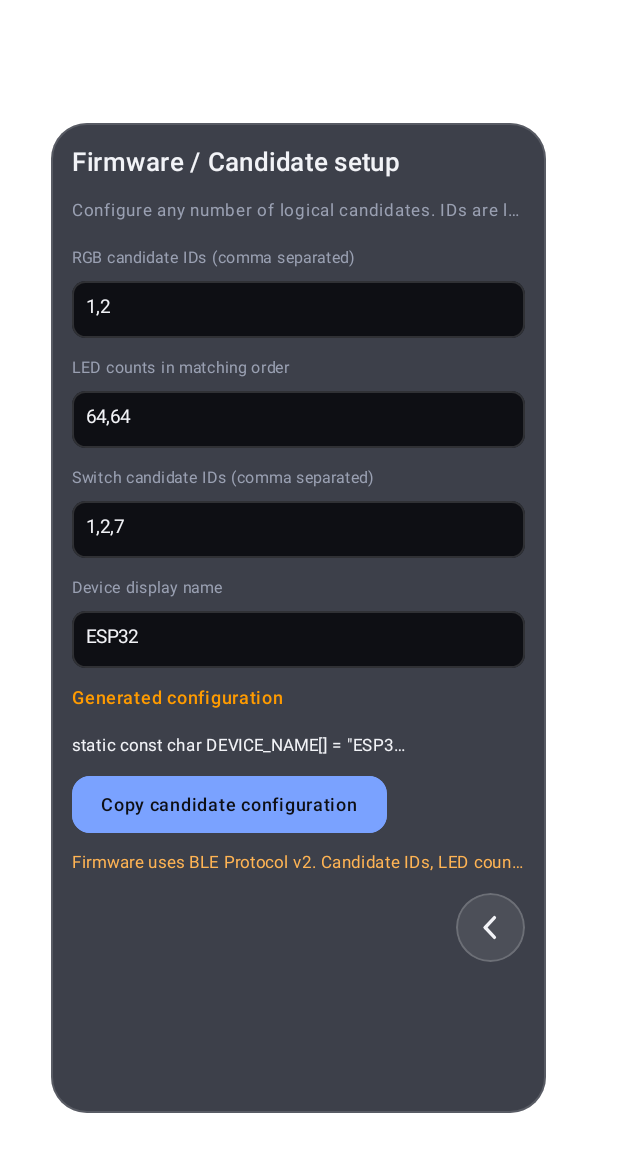
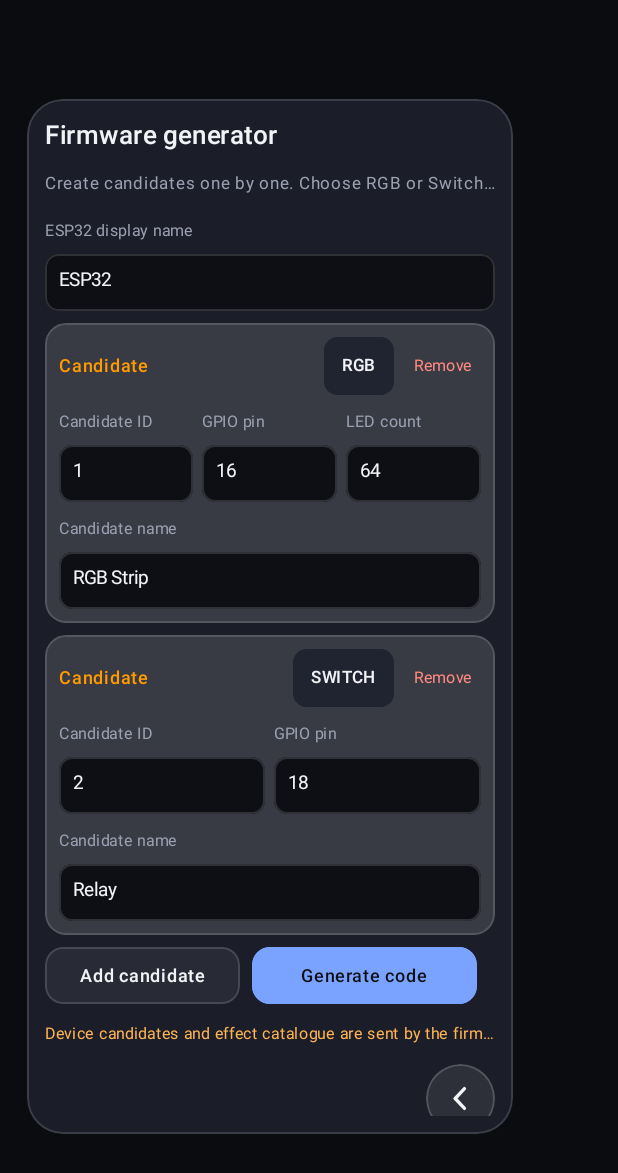
Before and after one commit to mr-yadav07/spaceship-fighter, an Android app built with Jetpack Compose: the composable FirmwareSheet shown on its own in the app's theme, on a phone screen of 412 x 824 dp. Shown: the top 1173 px of the screen. Run offline under Robolectric (Android 15) with nearby library versions, the phone set to English and light mode, and no system bars.

Commit message:
Add per-candidate GPIO firmware generator and fix right-edge control overflow

```diff
--- a/app/src/main/java/app/espcontrol/ui/MainScreen.kt
+++ b/app/src/main/java/app/espcontrol/ui/MainScreen.kt
@@ -96,7 +96,7 @@ fun MainScreen(vm: ControlViewModel) {
         Column(Modifier.offset(288.dp, 302.dp).width(30.dp), horizontalAlignment = Alignment.CenterHorizontally) {
             Box(Modifier.clip(RoundedCornerShape(8.dp)).background(C.Track).padding(horizontal = 6.dp, vertical = 2.dp)) { T("${s.br}", 11f, weight = FontWeight.SemiBold) }
         }
-        VSlider(s.br, 255, { vm.setBrightness(it) }, Modifier.offset(323.dp, 312.dp).size(14.dp, 184.dp))
+        VSlider(s.br, 255, { vm.setBrightness(it) }, Modifier.offset(314.dp, 312.dp).size(14.dp, 184.dp))
 
         ChannelSlider(96.dp, 520.dp, "R", s.r, s.enR, C.RedCh, { vm.setChannel(0, it) }, { vm.toggleChannel(0) })
         ChannelSlider(96.dp, 562.dp, "G", s.g, s.enG, C.GreenCh, { vm.setChannel(1, it) }, { vm.toggleChannel(1) })
@@ -184,7 +184,7 @@ private fun InfoRow(label: String, value: String) {
 @Composable
 private fun ChannelSlider(x: androidx.compose.ui.unit.Dp, y: androidx.compose.ui.unit.Dp, letter: String, value: Int, on: Boolean, color: Color, onChange: (Int) -> Unit, onToggle: () -> Unit) {
     HSlider(value, 255, if (on) color else C.Off, onChange, Modifier.offset(x, y).width(212.dp))
-    ChannelButton(letter, on, color, if (letter == "B") Color.White else Color(0xFF0E0F14), onToggle, Modifier.offset(344.dp, y - 4.dp))
+    ChannelButton(letter, on, color, if (letter == "B") Color.White else Color(0xFF0E0F14), onToggle, Modifier.offset(316.dp, y - 4.dp))
 }
 
 @Composable
@@ -482,43 +482,89 @@ private fun EffectsSheet(s: UiState, vm: ControlViewModel, onClose: () -> Unit)
 @Composable
 private fun FirmwareSheet(s: UiState, onClose: () -> Unit) {
     val clipboard = androidx.compose.ui.platform.LocalClipboardManager.current
-    var rgbIds by remember { mutableStateOf("1,2") }
-    var ledCounts by remember { mutableStateOf("64,64") }
-    var switchIds by remember { mutableStateOf("1,2,7") }
     var deviceName by remember { mutableStateOf("ESP32") }
-    val parsedRgb = rgbIds.split(",").mapNotNull { it.trim().toIntOrNull()?.takeIf { id -> id in 0..255 } }
-    val parsedLeds = ledCounts.split(",").mapNotNull { it.trim().toIntOrNull()?.takeIf { n -> n in 1..65535 } }
-    val parsedSwitches = switchIds.split(",").mapNotNull { it.trim().toIntOrNull()?.takeIf { id -> id in 0..255 } }
-    val valid = parsedRgb.size == parsedLeds.size && parsedRgb.size == parsedRgb.distinct().size &&
-        parsedSwitches.size == parsedSwitches.distinct().size && (parsedRgb + parsedSwitches).all { it in 0..255 }
-    val entries = buildList {
-        parsedSwitches.forEach { add("  {SWITCH_KIND, $it, 0, \"Switch $it\"}") }
-        parsedRgb.forEachIndexed { index, id -> add("  {RGB_KIND, $id, ${parsedLeds.getOrElse(index) { 0 }}, \"RGB $id\"}") }
-    }
-    val safeName = deviceName.replace("\\", "").replace("\"", "")
-    val config = if (!valid || entries.isEmpty()) "Check candidate IDs and LED counts. Use matching RGB ID/count lists." else
-        "static const char DEVICE_NAME[] = \"$safeName\";\nstatic const Candidate CANDIDATES[] = {\n${entries.joinToString(",\n")}\n};"
+    var candidates by remember { mutableStateOf(listOf(
+        FirmwareCandidate("1","RGB","16","64","RGB Strip"),
+        FirmwareCandidate("2","SWITCH","18","0","Relay"),
+    )) }
+    var generated by remember { mutableStateOf("") }
+    var error by remember { mutableStateOf("") }
     Box(Modifier.fillMaxSize()) {
         Column(
-            Modifier.offset(34.dp, 82.dp).width(330.dp).height(660.dp)
-                .clip(RoundedCornerShape(24.dp)).background(C.Card).border(1.dp, C.Line, RoundedCornerShape(24.dp))
-                .padding(14.dp).verticalScroll(rememberScrollState()),
+            Modifier.offset(18.dp, 66.dp).width(324.dp).height(690.dp)
+                .clip(RoundedCornerShape(24.dp)).background(C.Card).border(1.dp,C.Line,RoundedCornerShape(24.dp))
+                .padding(12.dp).verticalScroll(rememberScrollState()),
             verticalArrangement = Arrangement.spacedBy(8.dp),
         ) {
-            T("Firmware / Candidate setup", 17f, weight = FontWeight.SemiBold)
-            T("Configure any number of logical candidates. IDs are local to this ESP32; GPIO mapping stays in firmware hardware hooks.", 11.5f, C.Muted)
-            ConfigInput("RGB candidate IDs (comma separated)", rgbIds) { rgbIds = it }
-            ConfigInput("LED counts in matching order", ledCounts) { ledCounts = it }
-            ConfigInput("Switch candidate IDs (comma separated)", switchIds) { switchIds = it }
-            ConfigInput("Device display name", deviceName) { deviceName = it }
-            T("Generated configuration", 12f, C.Orange, FontWeight.SemiBold)
-            T(config, 11f, C.Text)
-            PillButton("Copy candidate configuration", 210.dp, {
-                clipboard.setText(androidx.compose.ui.text.AnnotatedString(config))
-            }, primary = true)
-            T("Firmware uses BLE Protocol v2. Candidate IDs, LED counts and effect catalogue are configured in the firmware descriptor array; GPIO mapping and hardware callbacks are implemented there. This panel only generates a configuration snippet.", 11f, C.Warn)
-            Row(Modifier.fillMaxWidth(), horizontalArrangement = Arrangement.End) { BackBtn(onClose) }
+            T("Firmware generator",17f,weight=FontWeight.SemiBold)
+            T("Create candidates one by one. Choose RGB or Switch, assign its GPIO, and set LED count for RGB candidates.",11.5f,C.Muted)
+            ConfigInput("ESP32 display name",deviceName){deviceName=it}
+            candidates.forEachIndexed { index, candidate ->
+                CandidateEditor(candidate,{ updated -> candidates=candidates.mapIndexed { i,v -> if(i==index) updated else v }; generated="" },{
+                    if(candidates.size>1) candidates=candidates.filterIndexed { i,_->i!=index }
+                    generated=""
+                })
+            }
+            Row(Modifier.fillMaxWidth(),horizontalArrangement=Arrangement.spacedBy(8.dp)) {
+                PillButton("Add candidate",130.dp,{
+                    candidates=candidates+FirmwareCandidate(
+                        id=((candidates.mapNotNull{it.id.toIntOrNull()}.maxOrNull()?:0)+1).toString(),
+                        type="RGB",gpio="17",leds="64",name="RGB ${candidates.size+1}"
+                    ); generated=""
+                })
+                PillButton("Generate code",150.dp,{
+                    val result=runCatching { FirmwareCodeGenerator.generate(deviceName,candidates) }
+                    generated=result.getOrNull().orEmpty()
+                    error=result.exceptionOrNull()?.message.orEmpty()
+                },primary=true)
+            }
+            if(error.isNotBlank()) T(error,11f,C.Danger)
+            if(generated.isNotBlank()) {
+                T("Generated upload-ready sketch",12f,C.Orange,FontWeight.SemiBold)
+                T("Copy the complete sketch into Arduino IDE. Install NimBLE-Arduino 2.x and Adafruit NeoPixel, select your ESP32 board, then upload.",11f,C.Muted)
+                PillButton("Copy complete firmware code",230.dp,{
+                    clipboard.setText(androidx.compose.ui.text.AnnotatedString(generated))
+                },primary=true)
+                T("Firmware source preview",11f,C.Muted)
+                T(generated,9.5f,C.Text)
+            }
+            T("Device candidates and effect catalogue are sent by the firmware through BLE CAPS. The app lists only candidates belonging to currently connected devices.",10.5f,C.Warn)
+            Row(Modifier.fillMaxWidth(),horizontalArrangement=Arrangement.End){BackBtn(onClose)}
         }
+    }
+}
+
+@Composable
+private fun CandidateEditor(candidate: FirmwareCandidate,onChange:(FirmwareCandidate)->Unit,onRemove:()->Unit) {
+    var expanded by remember { mutableStateOf(false) }
+    Column(
+        Modifier.fillMaxWidth().clip(RoundedCornerShape(14.dp)).background(Color(0x121FFFFFF))
+            .border(1.dp,C.Line,RoundedCornerShape(14.dp)).padding(9.dp),
+        verticalArrangement=Arrangement.spacedBy(6.dp),
+    ) {
+        Row(Modifier.fillMaxWidth(),horizontalArrangement=Arrangement.SpaceBetween,verticalAlignment=Alignment.CenterVertically) {
+            T("Candidate",12f,C.Orange,FontWeight.SemiBold)
+            Row(verticalAlignment=Alignment.CenterVertically) {
+                Box(Modifier.clip(RoundedCornerShape(9.dp)).background(Color(0xFF202330)).clickable{expanded=true}.padding(horizontal=12.dp,vertical=7.dp)) {
+                    T(candidate.type,11f,weight=FontWeight.SemiBold)
+                }
+                androidx.compose.material3.DropdownMenu(expanded=expanded,onDismissRequest={expanded=false}) {
+                    listOf("RGB","SWITCH").forEach { type ->
+                        androidx.compose.material3.DropdownMenuItem(text={T(type,13f)},onClick={
+                            onChange(candidate.copy(type=type,leds=if(type=="RGB") "64" else "0"));expanded=false
+                        })
+                    }
+                }
+                Spacer(Modifier.width(8.dp))
+                T("Remove",10.5f,C.Danger,modifier=Modifier.clickable(onClick=onRemove).padding(5.dp))
+            }
+        }
+        Row(horizontalArrangement=Arrangement.spacedBy(6.dp)) {
+            Box(Modifier.weight(1f)){ConfigInput("Candidate ID",candidate.id){onChange(candidate.copy(id=it))}}
+            Box(Modifier.weight(1f)){ConfigInput("GPIO pin",candidate.gpio){onChange(candidate.copy(gpio=it))}}
+            if(candidate.type=="RGB") Box(Modifier.weight(1f)){ConfigInput("LED count",candidate.leds){onChange(candidate.copy(leds=it))}}
+        }
+        ConfigInput("Candidate name",candidate.name){onChange(candidate.copy(name=it))}
     }
 }
 
```
